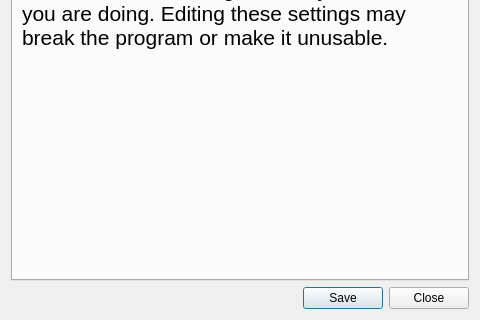
The window that ui/customsettings.ui (ultravideo/uvgComm) describes before a commit, drawn with Qt 5; both pictures show x 0 to 480 and y 320 to 640 of the 480 by 640 pixel window.
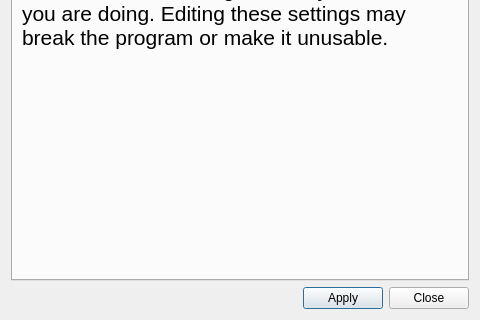
The same window after the commit.

Commit message: feature(Settings): Renamed save to apply in Settings UI.

Diff of the .ui file:
```diff
--- a/ui/customsettings.ui
+++ b/ui/customsettings.ui
@@ -30,7 +30,7 @@
    <item row="2" column="1">
     <widget class="QPushButton" name="custom_ok">
      <property name="text">
-      <string>Save</string>
+      <string>Apply</string>
      </property>
     </widget>
    </item>
```
Left out of the diff: 12 changed lines with no effect on the pictures. The commit also changes 2 other files.
